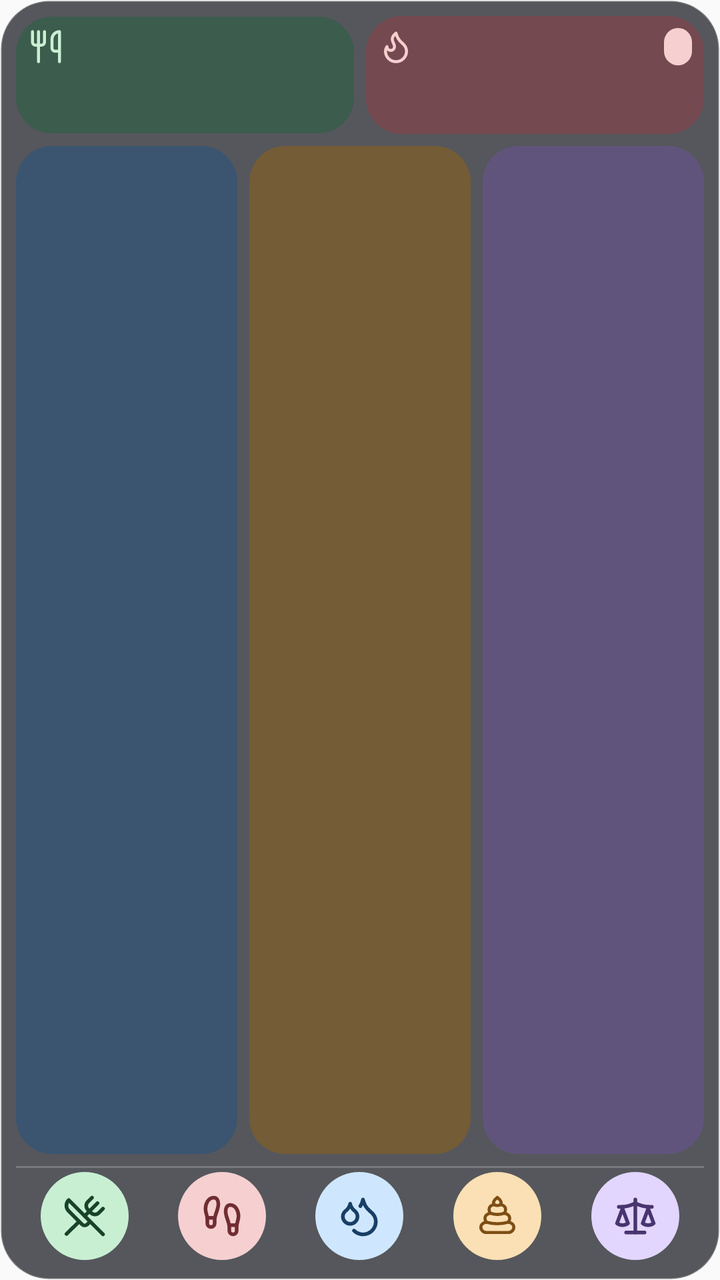
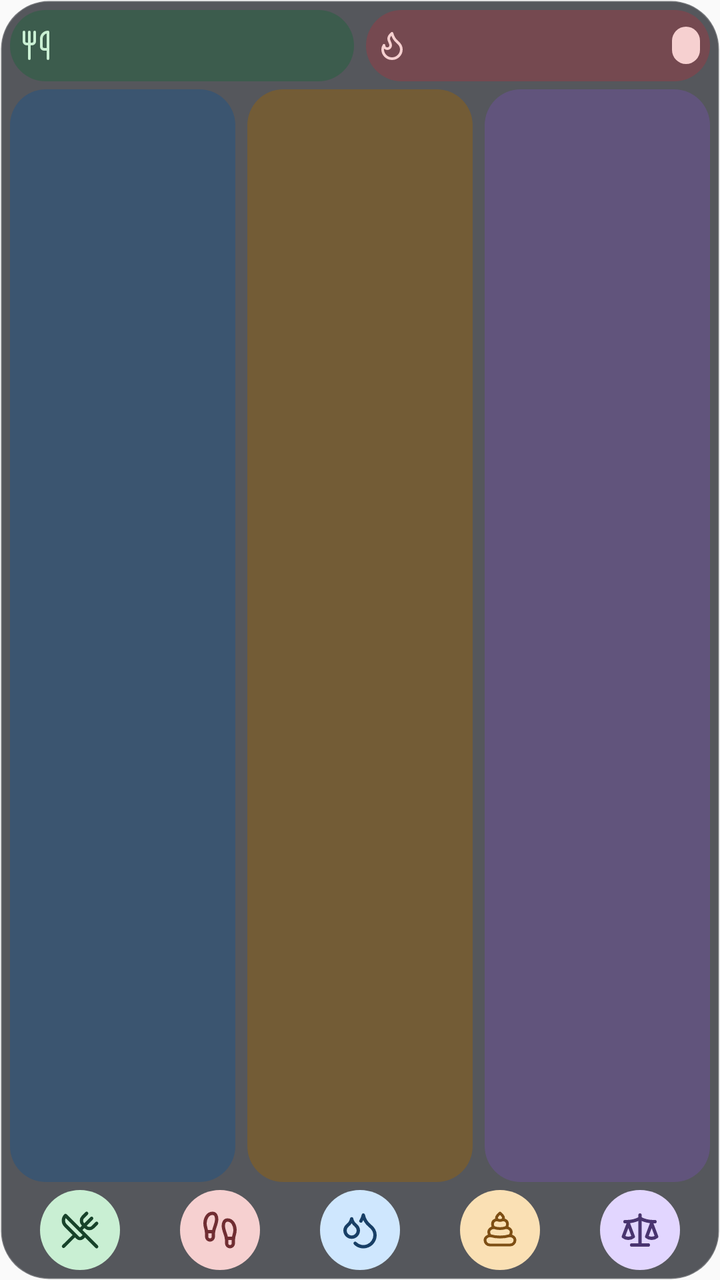

The first picture is an Android layout as it rendered before a commit; the second is the same layout after the commit. The layout source and the unified diff follow.
<!-- AndroidManifest.xml: application theme AppTheme -->
<!-- res/layout/widget_medium_dark.xml -->
<?xml version="1.0" encoding="utf-8"?>
<LinearLayout xmlns:android="http://schemas.android.com/apk/res/android"
    android:layout_width="match_parent"
    android:layout_height="match_parent"
    android:background="@drawable/widget_surface_dark"
    android:orientation="vertical"
    android:padding="8dp">

    
    <LinearLayout
        android:layout_width="match_parent"
        android:layout_height="wrap_content"
        android:orientation="horizontal">

        <LinearLayout
            android:id="@+id/widget_intake_card"
            style="@style/WidgetCardCompact"
            android:layout_width="0dp"
            android:layout_marginEnd="6dp"
            android:layout_weight="1"
            android:background="@drawable/widget_card_intake_dark">

            <LinearLayout style="@style/WidgetCardHeader">
                <ImageView
                    android:layout_width="18dp"
                    android:layout_height="18dp"
                    android:importantForAccessibility="no"
                    android:src="@drawable/widget_intake_icon_dark" />
                <FrameLayout
                    android:layout_width="0dp"
                    android:layout_height="0dp"
                    android:layout_weight="1" />
                <TextView
                    android:id="@+id/widget_intake_net"
                    style="@style/WidgetPill"
                    android:background="@drawable/widget_pill_surplus_dark"
                    android:textColor="#17432A"
                    android:visibility="gone" />
            </LinearLayout>

            <TextView
                android:id="@+id/widget_intake_value"
                style="@style/WidgetValueCompact"
                android:textColor="#E6F8EB" />
        </LinearLayout>

        <LinearLayout
            android:id="@+id/widget_burned_card"
            style="@style/WidgetCardCompact"
            android:layout_width="0dp"
            android:layout_weight="1"
            android:background="@drawable/widget_card_burned_dark">

            <LinearLayout style="@style/WidgetCardHeader">
                <ImageView
                    android:layout_width="18dp"
                    android:layout_height="18dp"
                    android:importantForAccessibility="no"
                    android:src="@drawable/widget_burned_icon_dark" />
                <FrameLayout
                    android:layout_width="0dp"
                    android:layout_height="0dp"
                    android:layout_weight="1" />
                <TextView
                    android:id="@+id/widget_burned_net"
                    style="@style/WidgetPill"
                    android:background="@drawable/widget_pill_deficit_dark"
                    android:textColor="#702D32" />
            </LinearLayout>

            <TextView
                android:id="@+id/widget_burned_value"
                style="@style/WidgetValueCompact"
                android:textColor="#FBE9E9" />
        </LinearLayout>
    </LinearLayout>

    <LinearLayout
        android:layout_width="match_parent"
        android:layout_height="0dp"
        android:layout_marginTop="6dp"
        android:layout_weight="1"
        android:orientation="horizontal">

        <LinearLayout
            android:id="@+id/widget_carbs_card"
            style="@style/WidgetMacro"
            android:layout_marginEnd="6dp"
            android:background="@drawable/widget_card_carbs_dark">
            <TextView
                android:id="@+id/widget_carbs_value"
                style="@style/WidgetMacroValue"
                android:textColor="#E3F1FF" />
        </LinearLayout>

        <LinearLayout
            android:id="@+id/widget_protein_card"
            style="@style/WidgetMacro"
            android:layout_marginEnd="6dp"
            android:background="@drawable/widget_card_protein_dark">
            <TextView
                android:id="@+id/widget_protein_value"
                style="@style/WidgetMacroValue"
                android:textColor="#FFF1D9" />
        </LinearLayout>

        <LinearLayout
            android:id="@+id/widget_fat_card"
            style="@style/WidgetMacro"
            android:background="@drawable/widget_card_fat_dark">
            <TextView
                android:id="@+id/widget_fat_value"
                style="@style/WidgetMacroValue"
                android:textColor="#F1EAFF" />
        </LinearLayout>
    </LinearLayout>

    <LinearLayout
        android:layout_width="match_parent"
        android:layout_height="1dp"
        android:layout_marginTop="6dp"
        android:background="#33FFFFFF" />

    <include layout="@layout/widget_actions_five" />
</LinearLayout>
<!-- res/layout/widget_actions_five.xml (included above) -->
<?xml version="1.0" encoding="utf-8"?>
<LinearLayout xmlns:android="http://schemas.android.com/apk/res/android" android:layout_width="match_parent" android:layout_height="48dp" android:orientation="horizontal" android:gravity="center">
    <ImageButton android:id="@+id/widget_food" style="@style/WidgetAction"
        android:src="@drawable/widget_food_icon" android:contentDescription="@string/widget_food" />
    <ImageButton android:id="@+id/widget_movement" style="@style/WidgetAction"
        android:src="@drawable/widget_movement_icon" android:contentDescription="@string/widget_movement" />
    <ImageButton android:id="@+id/widget_water" style="@style/WidgetAction"
        android:src="@drawable/widget_water_icon" android:contentDescription="@string/widget_water" />
    <ImageButton android:id="@+id/widget_poop" style="@style/WidgetAction"
        android:src="@drawable/widget_poop_icon" android:contentDescription="@string/widget_poop" />
    <ImageButton android:id="@+id/widget_weight" style="@style/WidgetAction"
        android:src="@drawable/widget_weight_icon" android:contentDescription="@string/widget_weight" />
    <ImageButton android:id="@+id/widget_custom" style="@style/WidgetAction" android:visibility="gone"
        android:src="@drawable/widget_custom_icon" android:contentDescription="@string/widget_custom" />
</LinearLayout>
<!-- resources referenced by this layout -->
<resources>
  <!-- drawable widget_card_burned_dark (drawable) -->
  <?xml version="1.0" encoding="utf-8"?>
  <shape xmlns:android="http://schemas.android.com/apk/res/android" android:shape="rectangle">
      <solid android:color="#9E8A4249" />
      <corners android:radius="18dp" />
  </shape>
  <!-- drawable widget_card_carbs_dark (drawable) -->
  <?xml version="1.0" encoding="utf-8"?>
  <shape xmlns:android="http://schemas.android.com/apk/res/android" android:shape="rectangle">
      <solid android:color="#9E2C557D" />
      <corners android:radius="18dp" />
  </shape>
  <!-- drawable widget_card_fat_dark (drawable) -->
  <?xml version="1.0" encoding="utf-8"?>
  <shape xmlns:android="http://schemas.android.com/apk/res/android" android:shape="rectangle">
      <solid android:color="#9E6A5390" />
      <corners android:radius="18dp" />
  </shape>
  <!-- drawable widget_card_intake_dark (drawable) -->
  <?xml version="1.0" encoding="utf-8"?>
  <shape xmlns:android="http://schemas.android.com/apk/res/android" android:shape="rectangle">
      <solid android:color="#9E2E6045" />
      <corners android:radius="18dp" />
  </shape>
  <!-- drawable widget_card_protein_dark (drawable) -->
  <?xml version="1.0" encoding="utf-8"?>
  <shape xmlns:android="http://schemas.android.com/apk/res/android" android:shape="rectangle">
      <solid android:color="#9E87601F" />
      <corners android:radius="18dp" />
  </shape>
  <!-- drawable widget_pill_deficit_dark (drawable) -->
  <?xml version="1.0" encoding="utf-8"?>
  <shape xmlns:android="http://schemas.android.com/apk/res/android" android:shape="rectangle">
      <solid android:color="#F6D0D0" />
      <corners android:radius="12dp" />
  </shape>
  <!-- drawable widget_pill_surplus_dark (drawable) -->
  <?xml version="1.0" encoding="utf-8"?>
  <shape xmlns:android="http://schemas.android.com/apk/res/android" android:shape="rectangle">
      <solid android:color="#C9EFD3" />
      <corners android:radius="12dp" />
  </shape>
  <string name="widget_custom">Custom</string>
  <string name="widget_food">Food</string>
  <string name="widget_movement">Movement</string>
  <string name="widget_poop">Poop</string>
  <string name="widget_water">Water</string>
  <string name="widget_weight">Weight</string>
  <style name="WidgetCardCompact" parent="WidgetCard">
          <item name="android:layout_height">wrap_content</item>
          <item name="android:layout_gravity">center_vertical</item>
          <item name="android:padding">6dp</item>
      </style>
  <style name="WidgetCardHeader">
          <item name="android:layout_width">match_parent</item>
          <item name="android:layout_height">wrap_content</item>
          <item name="android:gravity">center_vertical</item>
          <item name="android:orientation">horizontal</item>
      </style>
  <style name="WidgetMacro">
          <item name="android:layout_width">0dp</item>
          <item name="android:layout_height">match_parent</item>
          <item name="android:layout_weight">1</item>
          <item name="android:gravity">center</item>
          <item name="android:orientation">vertical</item>
          <item name="android:padding">6dp</item>
      </style>
  <style name="WidgetValueCompact" parent="WidgetValue">
          <item name="android:layout_height">wrap_content</item>
          <item name="android:layout_weight">0</item>
          <item name="android:textSize">21sp</item>
      </style>
  <style name="WidgetCard">
          <item name="android:layout_height">match_parent</item>
          <item name="android:orientation">vertical</item>
          <item name="android:padding">9dp</item>
      </style>
  <style name="WidgetValue">
          <item name="android:layout_width">match_parent</item>
          <item name="android:layout_height">0dp</item>
          <item name="android:layout_weight">1</item>
          <item name="android:gravity">center</item>
          <item name="android:singleLine">true</item>
          <item name="android:textSize">26sp</item>
          <item name="android:textStyle">bold</item>
      </style>
  <!-- unchanged entries left out for length: 14 -->
</resources>

<!-- the commit's change to res/layout/widget_medium_dark.xml (unified diff, before → after) -->
@@ -4,7 +4,7 @@
     android:layout_height="match_parent"
     android:background="@drawable/widget_surface_dark"
     android:orientation="vertical"
-    android:padding="8dp">
+    android:padding="5dp">
 
     
     <LinearLayout
@@ -14,71 +14,56 @@
 
         <LinearLayout
             android:id="@+id/widget_intake_card"
-            style="@style/WidgetCardCompact"
+            style="@style/WidgetCardRow"
             android:layout_width="0dp"
             android:layout_marginEnd="6dp"
             android:layout_weight="1"
             android:background="@drawable/widget_card_intake_dark">
-
-            <LinearLayout style="@style/WidgetCardHeader">
-                <ImageView
-                    android:layout_width="18dp"
-                    android:layout_height="18dp"
+            <ImageView
+                    android:layout_width="16dp"
+                    android:layout_height="16dp"
                     android:importantForAccessibility="no"
                     android:src="@drawable/widget_intake_icon_dark" />
-                <FrameLayout
-                    android:layout_width="0dp"
-                    android:layout_height="0dp"
-                    android:layout_weight="1" />
-                <TextView
+            <TextView
+                android:id="@+id/widget_intake_value"
+                style="@style/WidgetValueRow"
+                android:textColor="#E6F8EB" />
+            <TextView
                     android:id="@+id/widget_intake_net"
                     style="@style/WidgetPill"
                     android:background="@drawable/widget_pill_surplus_dark"
                     android:textColor="#17432A"
                     android:visibility="gone" />
-            </LinearLayout>
-
-            <TextView
-                android:id="@+id/widget_intake_value"
-                style="@style/WidgetValueCompact"
-                android:textColor="#E6F8EB" />
         </LinearLayout>
 
         <LinearLayout
             android:id="@+id/widget_burned_card"
-            style="@style/WidgetCardCompact"
+            style="@style/WidgetCardRow"
             android:layout_width="0dp"
             android:layout_weight="1"
             android:background="@drawable/widget_card_burned_dark">
-
-            <LinearLayout style="@style/WidgetCardHeader">
-                <ImageView
-                    android:layout_width="18dp"
-                    android:layout_height="18dp"
+            <ImageView
+                    android:layout_width="16dp"
+                    android:layout_height="16dp"
                     android:importantForAccessibility="no"
                     android:src="@drawable/widget_burned_icon_dark" />
-                <FrameLayout
-                    android:layout_width="0dp"
-                    android:layout_height="0dp"
-                    android:layout_weight="1" />
-                <TextView
+            <TextView
+                android:id="@+id/widget_burned_value"
+                style="@style/WidgetValueRow"
+                android:textColor="#FBE9E9" />
+            <TextView
                     android:id="@+id/widget_burned_net"
                     style="@style/WidgetPill"
                     android:background="@drawable/widget_pill_deficit_dark"
                     android:textColor="#702D32" />
-            </LinearLayout>
-
-            <TextView
-                android:id="@+id/widget_burned_value"
-                style="@style/WidgetValueCompact"
-                android:textColor="#FBE9E9" />
         </LinearLayout>
     </LinearLayout>
 
     <LinearLayout
         android:layout_width="match_parent"
         android:layout_height="0dp"
-        android:layout_marginTop="6dp"
+        android:layout_marginTop="4dp"
+        android:layout_marginBottom="4dp"
         android:layout_weight="1"
         android:orientation="horizontal">
 
@@ -89,7 +74,7 @@
             android:background="@drawable/widget_card_carbs_dark">
             <TextView
                 android:id="@+id/widget_carbs_value"
-                style="@style/WidgetMacroValue"
+                style="@style/WidgetMacroValueCompact"
                 android:textColor="#E3F1FF" />
         </LinearLayout>
 
@@ -100,7 +85,7 @@
             android:background="@drawable/widget_card_protein_dark">
             <TextView
                 android:id="@+id/widget_protein_value"
-                style="@style/WidgetMacroValue"
+                style="@style/WidgetMacroValueCompact"
                 android:textColor="#FFF1D9" />
         </LinearLayout>
 
@@ -110,32 +95,26 @@
             android:background="@drawable/widget_card_fat_dark">
             <TextView
                 android:id="@+id/widget_fat_value"
-                style="@style/WidgetMacroValue"
+                style="@style/WidgetMacroValueCompact"
                 android:textColor="#F1EAFF" />
         </LinearLayout>
     </LinearLayout>
 
-    <LinearLayout
-        android:layout_width="match_parent"
-        android:layout_height="1dp"
-        android:layout_marginTop="6dp"
-        android:background="#33FFFFFF" />
-
-    <include layout="@layout/widget_actions_five" />
+    <include layout="@layout/widget_actions_five_compact" />
 </LinearLayout>
-<!-- res/layout/widget_actions_five.xml (included above) -->
+<!-- res/layout/widget_actions_five_compact.xml (included above) -->
 <?xml version="1.0" encoding="utf-8"?>
-<LinearLayout xmlns:android="http://schemas.android.com/apk/res/android" android:layout_width="match_parent" android:layout_height="48dp" android:orientation="horizontal" android:gravity="center">
-    <ImageButton android:id="@+id/widget_food" style="@style/WidgetAction"
+<LinearLayout xmlns:android="http://schemas.android.com/apk/res/android" android:layout_width="match_parent" android:layout_height="40dp" android:orientation="horizontal" android:gravity="center">
+    <ImageButton android:id="@+id/widget_food" style="@style/WidgetActionCompact"
         android:src="@drawable/widget_food_icon" android:contentDescription="@string/widget_food" />
-    <ImageButton android:id="@+id/widget_movement" style="@style/WidgetAction"
+    <ImageButton android:id="@+id/widget_movement" style="@style/WidgetActionCompact"
         android:src="@drawable/widget_movement_icon" android:contentDescription="@string/widget_movement" />
-    <ImageButton android:id="@+id/widget_water" style="@style/WidgetAction"
+    <ImageButton android:id="@+id/widget_water" style="@style/WidgetActionCompact"
         android:src="@drawable/widget_water_icon" android:contentDescription="@string/widget_water" />
-    <ImageButton android:id="@+id/widget_poop" style="@style/WidgetAction"
+    <ImageButton android:id="@+id/widget_poop" style="@style/WidgetActionCompact"
         android:src="@drawable/widget_poop_icon" android:contentDescription="@string/widget_poop" />
-    <ImageButton android:id="@+id/widget_weight" style="@style/WidgetAction"
+    <ImageButton android:id="@+id/widget_weight" style="@style/WidgetActionCompact"
         android:src="@drawable/widget_weight_icon" android:contentDescription="@string/widget_weight" />
-    <ImageButton android:id="@+id/widget_custom" style="@style/WidgetAction" android:visibility="gone"
+    <ImageButton android:id="@+id/widget_custom" style="@style/WidgetActionCompact" android:visibility="gone"
         android:src="@drawable/widget_custom_icon" android:contentDescription="@string/widget_custom" />
 </LinearLayout>
<!-- resource entries referenced after the edit -->
@@ -48,16 +48,15 @@
   <string name="widget_poop">Poop</string>
   <string name="widget_water">Water</string>
   <string name="widget_weight">Weight</string>
-  <style name="WidgetCardCompact" parent="WidgetCard">
+  <style name="WidgetActionCompact" parent="WidgetAction">
+          <item name="android:layout_height">40dp</item>
+      </style>
+  <style name="WidgetCardRow" parent="WidgetCard">
           <item name="android:layout_height">wrap_content</item>
           <item name="android:layout_gravity">center_vertical</item>
-          <item name="android:padding">6dp</item>
-      </style>
-  <style name="WidgetCardHeader">
-          <item name="android:layout_width">match_parent</item>
-          <item name="android:layout_height">wrap_content</item>
           <item name="android:gravity">center_vertical</item>
           <item name="android:orientation">horizontal</item>
+          <item name="android:padding">5dp</item>
       </style>
   <style name="WidgetMacro">
           <item name="android:layout_width">0dp</item>
@@ -65,27 +64,25 @@
           <item name="android:layout_weight">1</item>
           <item name="android:gravity">center</item>
           <item name="android:orientation">vertical</item>
-          <item name="android:padding">6dp</item>
+          <item name="android:padding">2dp</item>
       </style>
-  <style name="WidgetValueCompact" parent="WidgetValue">
+  <style name="WidgetMacroValueCompact" parent="WidgetMacroValue">
+          <item name="android:textSize">15sp</item>
+      </style>
+  <style name="WidgetValueRow">
+          <item name="android:layout_width">0dp</item>
           <item name="android:layout_height">wrap_content</item>
-          <item name="android:layout_weight">0</item>
-          <item name="android:textSize">21sp</item>
+          <item name="android:layout_weight">1</item>
+          <item name="android:gravity">center</item>
+          <item name="android:singleLine">true</item>
+          <item name="android:textSize">19sp</item>
+          <item name="android:textStyle">bold</item>
       </style>
   <style name="WidgetCard">
           <item name="android:layout_height">match_parent</item>
           <item name="android:orientation">vertical</item>
           <item name="android:padding">9dp</item>
       </style>
-  <style name="WidgetValue">
-          <item name="android:layout_width">match_parent</item>
-          <item name="android:layout_height">0dp</item>
-          <item name="android:layout_weight">1</item>
-          <item name="android:gravity">center</item>
-          <item name="android:singleLine">true</item>
-          <item name="android:textSize">26sp</item>
-          <item name="android:textStyle">bold</item>
-      </style>
   <!-- unchanged entries left out for length: 14 -->
 </resources>
 
